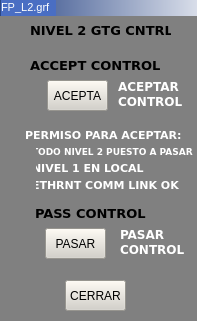
Above: Martin/Qt/SiTTuGAs/A1-Turbina/wnivel2.ui from mbravod/aeros before the change. Below: the same form after it.
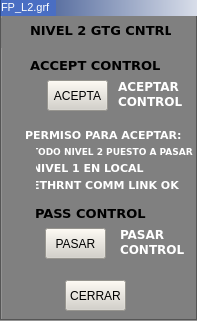
That is the form after the change. Custom widgets are drawn as their Qt base class.

```diff
--- a/Martin/Qt/SiTTuGAs/A1-Turbina/wnivel2.ui
+++ b/Martin/Qt/SiTTuGAs/A1-Turbina/wnivel2.ui
@@ -216,6 +216,9 @@
      <bold>true</bold>
     </font>
    </property>
+   <property name="styleSheet">
+    <string notr="true">background-color: rgba(255, 255, 255, 0);</string>
+   </property>
    <property name="text">
     <string>&lt;!DOCTYPE HTML PUBLIC &quot;-//W3C//DTD HTML 4.0//EN&quot; &quot;http://www.w3.org/TR/REC-html40/strict.dtd&quot;&gt;
 &lt;html&gt;&lt;head&gt;&lt;meta name=&quot;qrichtext&quot; content=&quot;1&quot; /&gt;&lt;style type=&quot;text/css&quot;&gt;
@@ -450,13 +453,19 @@
     <rect>
      <x>0</x>
      <y>0</y>
-     <width>200</width>
-     <height>330</height>
+     <width>198</width>
+     <height>321</height>
     </rect>
    </property>
    <property name="styleSheet">
     <string notr="true">background-color: rgb(128, 128, 128);</string>
    </property>
+   <property name="frameShape">
+    <enum>QFrame::Box</enum>
+   </property>
+   <property name="frameShadow">
+    <enum>QFrame::Sunken</enum>
+   </property>
    <property name="text">
     <string/>
    </property>
```
Left out of the diff: 12 changed lines with no effect on the pictures.
